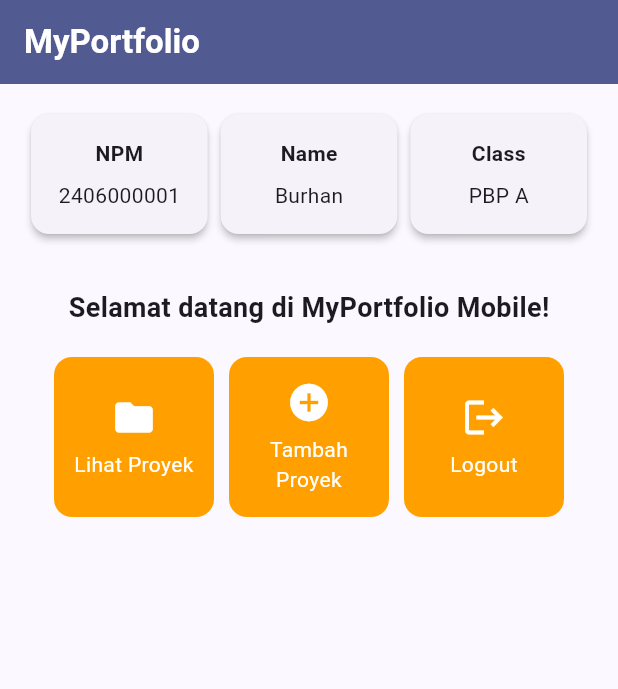
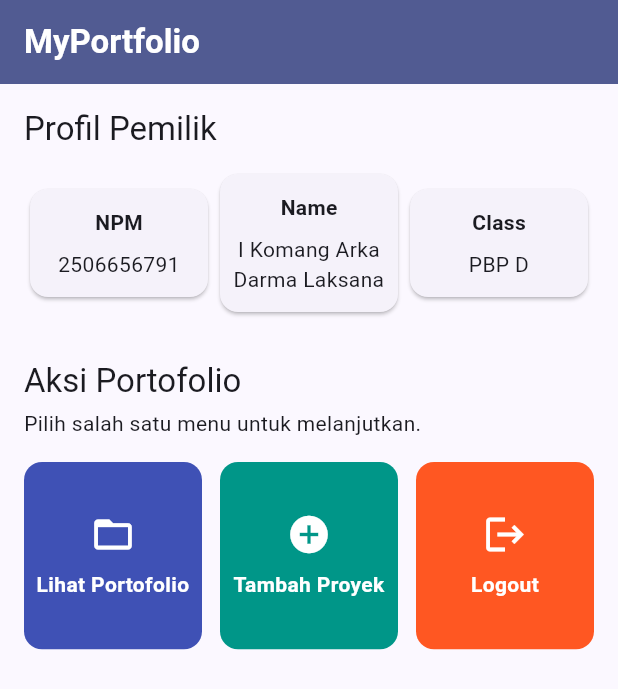
Before and after one commit to arkadarma/myportofolio_mobile, a Flutter app: the screen it shows after launch, on a phone screen of 412 x 824 dp. Shown: the top 689 px of the screen. Run offline on Flutter 3.47's test engine with Material 3 defaults, Android fonts, the phone set to English and light mode, and no system bars.

Commit message:
feat: implement portfolio profile and action cards

```diff
--- a/lib/main.dart
+++ b/lib/main.dart
@@ -19,7 +19,7 @@ class MyApp extends StatelessWidget {
         ),
         useMaterial3: true,
       ),
-      home: MyHomePage(),
+      home: const MyHomePage(),
     );
   }
 }
--- a/lib/menu.dart
+++ b/lib/menu.dart
@@ -1,15 +1,13 @@
 import 'package:flutter/material.dart';
 
+/// Main portfolio screen for the confirmed owner profile.
 class MyHomePage extends StatelessWidget {
-  MyHomePage({super.key});
+  const MyHomePage({super.key});
 
-  final String npm = '2406000001';
-  final String nama = 'Burhan';
-  final String kelas = 'PBP A';
-  final List<ItemHomepage> items = [
-    ItemHomepage('Lihat Proyek', Icons.folder),
-    ItemHomepage('Tambah Proyek', Icons.add_circle),
-    ItemHomepage('Logout', Icons.logout),
+  static const List<ItemHomepage> items = [
+    ItemHomepage('Lihat Portofolio', Icons.folder_open, Colors.indigo),
+    ItemHomepage('Tambah Proyek', Icons.add_circle, Colors.teal),
+    ItemHomepage('Logout', Icons.logout, Colors.deepOrange),
   ];
 
   @override
@@ -18,53 +16,62 @@ class MyHomePage extends StatelessWidget {
       appBar: AppBar(
         title: const Text(
           'MyPortfolio',
-          style: TextStyle(
-            color: Colors.white,
-            fontWeight: FontWeight.bold,
+          style: TextStyle(fontWeight: FontWeight.bold),
+        ),
+        backgroundColor: Theme.of(context).colorScheme.primary,
+        foregroundColor: Theme.of(context).colorScheme.onPrimary,
+      ),
+      body: SingleChildScrollView(
+        padding: const EdgeInsets.all(16),
+        child: Column(
+          crossAxisAlignment: CrossAxisAlignment.stretch,
+          children: [
+            Text(
+              'Profil Pemilik',
+              style: Theme.of(context).textTheme.titleLarge,
+            ),
+            const SizedBox(height: 12),
+            const Row(
+              children: [
+                Expanded(
+                  child: InfoCard(
+                    title: 'NPM',
+                    content: '2506656791',
                   ),
                 ),
-        backgroundColor: Theme.of(context).colorScheme.primary,
-      ),
-      body: Padding(
-        padding: const EdgeInsets.all(16.0),
-        child: Column(
-          crossAxisAlignment: CrossAxisAlignment.center,
-          children: [
-            Row(
-              mainAxisAlignment: MainAxisAlignment.spaceEvenly,
-              children: [
-                InfoCard(title: 'NPM', content: npm),
-                InfoCard(title: 'Name', content: nama),
-                InfoCard(title: 'Class', content: kelas),
-              ],
-            ),
-            const SizedBox(height: 16.0),
-            Center(
-              child: Column(
-                children: [
-                  const Padding(
-                    padding: EdgeInsets.only(top: 16.0),
-                    child: Text(
-                      'Selamat datang di MyPortfolio Mobile!',
-                      style: TextStyle(
-                        fontWeight: FontWeight.bold,
-                        fontSize: 18.0,
+                Expanded(
+                  child: InfoCard(
+                    title: 'Name',
+                    content: 'I Komang Arka Darma Laksana',
                   ),
                 ),
+                Expanded(
+                  child: InfoCard(
+                    title: 'Class',
+                    content: 'PBP D',
                   ),
-                  GridView.count(
-                    primary: true,
-                    padding: const EdgeInsets.all(20),
-                    crossAxisSpacing: 10,
-                    mainAxisSpacing: 10,
-                    crossAxisCount: 3,
-                    shrinkWrap: true,
-                    children: items.map((ItemHomepage item) {
-                      return ItemCard(item);
-                    }).toList(),
                 ),
               ],
             ),
+            const SizedBox(height: 28),
+            Text(
+              'Aksi Portofolio',
+              style: Theme.of(context).textTheme.titleLarge,
+            ),
+            const SizedBox(height: 4),
+            Text(
+              'Pilih salah satu menu untuk melanjutkan.',
+              style: Theme.of(context).textTheme.bodyMedium,
+            ),
+            GridView.count(
+              primary: false,
+              padding: const EdgeInsets.symmetric(vertical: 16),
+              crossAxisSpacing: 12,
+              mainAxisSpacing: 12,
+              crossAxisCount: 3,
+              childAspectRatio: 0.95,
+              shrinkWrap: true,
+              children: items.map((item) => ItemCard(item)).toList(),
             ),
           ],
         ),
@@ -73,27 +80,25 @@ class MyHomePage extends StatelessWidget {
   }
 }
 
+/// Reusable card for a single profile field.
 class InfoCard extends StatelessWidget {
+  const InfoCard({super.key, required this.title, required this.content});
+
   final String title;
   final String content;
-
-  const InfoCard({super.key, required this.title, required this.content});
 
   @override
   Widget build(BuildContext context) {
     return Card(
-      elevation: 2.0,
-      child: Container(
-        width: MediaQuery.of(context).size.width / 3.5,
-        padding: const EdgeInsets.all(16.0),
+      elevation: 1,
+      child: Padding(
+        padding: const EdgeInsets.symmetric(horizontal: 8, vertical: 12),
         child: Column(
+          mainAxisSize: MainAxisSize.min,
           children: [
-            Text(
-              title,
-              style: const TextStyle(fontWeight: FontWeight.bold),
-            ),
-            const SizedBox(height: 8.0),
-            Text(content),
+            Text(title, style: const TextStyle(fontWeight: FontWeight.bold)),
+            const SizedBox(height: 8),
+            Text(content, textAlign: TextAlign.center),
           ],
         ),
       ),
@@ -101,22 +106,25 @@ class InfoCard extends StatelessWidget {
   }
 }
 
+/// Data model for one portfolio action, including its visual color.
 class ItemHomepage {
+  const ItemHomepage(this.name, this.icon, this.color);
+
   final String name;
   final IconData icon;
-
-  ItemHomepage(this.name, this.icon);
+  final Color color;
 }
 
+/// Tappable portfolio action card that displays its own SnackBar message.
 class ItemCard extends StatelessWidget {
+  const ItemCard(this.item, {super.key});
+
   final ItemHomepage item;
-
-  const ItemCard(this.item, {super.key});
 
   @override
   Widget build(BuildContext context) {
     return Material(
-      color: Theme.of(context).colorScheme.secondary,
+      color: item.color,
       borderRadius: BorderRadius.circular(12),
       child: InkWell(
         borderRadius: BorderRadius.circular(12),
@@ -129,25 +137,22 @@ class ItemCard extends StatelessWidget {
               ),
             );
         },
-        child: Container(
+        child: Padding(
           padding: const EdgeInsets.all(8),
-          child: Center(
           child: Column(
             mainAxisAlignment: MainAxisAlignment.center,
             children: [
-                Icon(
-                  item.icon,
-                  color: Colors.white,
-                  size: 30.0,
-                ),
-                const Padding(padding: EdgeInsets.all(3)),
+              Icon(item.icon, color: Colors.white, size: 30),
+              const SizedBox(height: 8),
               Text(
                 item.name,
                 textAlign: TextAlign.center,
-                  style: const TextStyle(color: Colors.white),
+                style: const TextStyle(
+                  color: Colors.white,
+                  fontWeight: FontWeight.w600,
+                ),
               ),
             ],
-            ),
           ),
         ),
       ),
```
Lines whose indentation alone changed are shown as unchanged.
